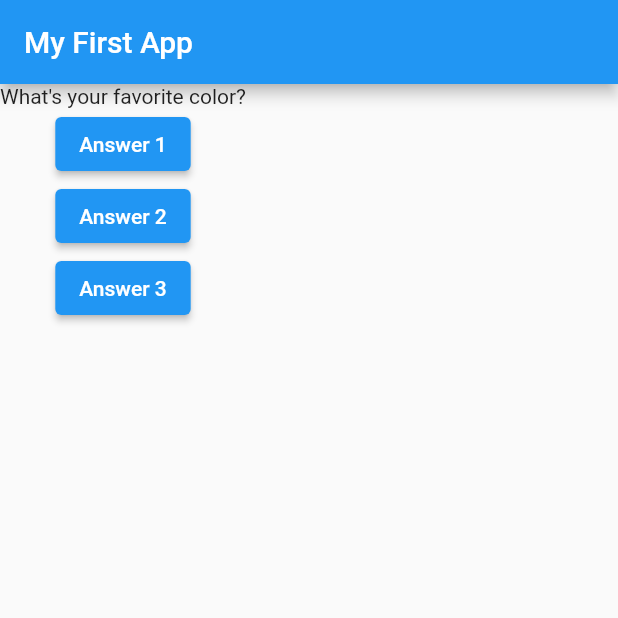
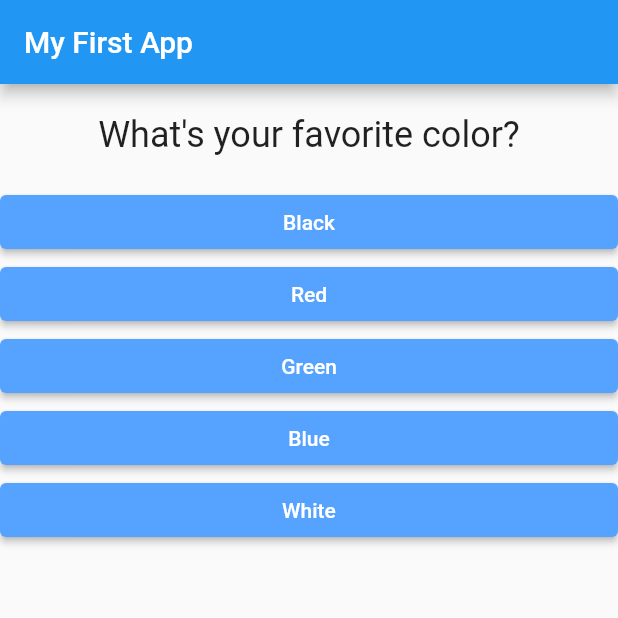
Before and after one commit to TheTota/flutter_complete_guide, a Flutter app: the screen it shows after launch, on a phone screen of 412 x 824 dp, the top half of it. Run offline on Flutter 3.47's test engine with Material 2 defaults, Android fonts, the phone set to English and light mode, and no system bars.

Commit message:
add answers and questions as separate widgets

```diff
--- /dev/null
+++ b/lib/answer.dart
@@ -0,0 +1,20 @@
+import 'package:flutter/material.dart';
+
+class Answer extends StatelessWidget {
+  final Function _callBack;
+  final String _answerText;
+
+  Answer(this._callBack, this._answerText);
+
+  @override
+  Widget build(BuildContext context) {
+    return Container(
+      width: double.infinity,
+      child: ElevatedButton(
+        onPressed: _callBack,
+        child: Text(_answerText),
+        style: ElevatedButton.styleFrom(backgroundColor: Color.fromARGB(255, 86, 162, 255)),
+      ),
+    );
+  }
+}
--- a/lib/main.dart
+++ b/lib/main.dart
@@ -1,29 +1,42 @@
 import 'package:flutter/material.dart';
+
+import './question.dart';
+import './answer.dart';
 
 void main() => runApp(MyApp());
 
 class MyApp extends StatefulWidget {
   @override
   State<StatefulWidget> createState() {
-    return MyAppState();
+    return _MyAppState();
   }
 }
 
-class MyAppState extends State<MyApp> {
-  var questionIndex = 0;
+class _MyAppState extends State<MyApp> {
+  var _questionIndex = 0;
 
-  void answerQuestion(int answerId) {
+  void _answerQuestion() {
     setState(() {
-      questionIndex++;
+      _questionIndex++;
     });
-    print('Answer chosen : $answerId');
+    print('Answer chosen!');
   }
 
   @override
   Widget build(BuildContext context) {
-    var questions = [
-      'What\'s your favorite color?',
-      'What\'s your favorite animal?',
+    const questions = [
+      {
+        'questionText': 'What\'s your favorite color?',
+        'answers': ['Black', 'Red', 'Green', 'Blue', 'White'],
+      },
+      {
+        'questionText': 'What\'s your favorite animal?',
+        'answers': ['🐻 Bear', '🐔 Chicken', '🐶 Dog', '🐱 Cat', '🐢 Turtle', '🙉 Monkey'],
+      },
+      {
+        'questionText': 'Do you like this quizz?',
+        'answers': ['Hell yeah', 'Yes', 'No'],
+      },
     ];
 
     return MaterialApp(
@@ -33,19 +46,12 @@ class MyAppState extends State<MyApp> {
         ),
         body: Column(
           children: <Widget>[
-            Text(questions[questionIndex]),
-            ElevatedButton(
-              onPressed: () => answerQuestion(1),
-              child: Text('Answer 1'),
+            Question(
+              questions[_questionIndex]['questionText'],
             ),
-            ElevatedButton(
-              onPressed: () => answerQuestion(2),
-              child: Text('Answer 2'),
-            ),
-            ElevatedButton(
-              onPressed: () => answerQuestion(3),
-              child: Text('Answer 3'),
-            ),
+            ...(questions[_questionIndex]['answers'] as List<String>).map((answer) {
+              return Answer(_answerQuestion, answer);
+            }).toList(),
           ],
         ),
       ),
--- /dev/null
+++ b/lib/question.dart
@@ -0,0 +1,22 @@
+import 'package:flutter/material.dart';
+
+class Question extends StatelessWidget {
+  final String _questionText;
+
+  Question(this._questionText);
+
+  @override
+  Widget build(BuildContext context) {
+    return Container(
+      width: double.infinity,
+      margin: EdgeInsets.all(20.0),
+      child: Text(
+        _questionText,
+        style: TextStyle(
+          fontSize: 24,
+        ),
+        textAlign: TextAlign.center,
+      ),
+    );
+  }
+}
```
